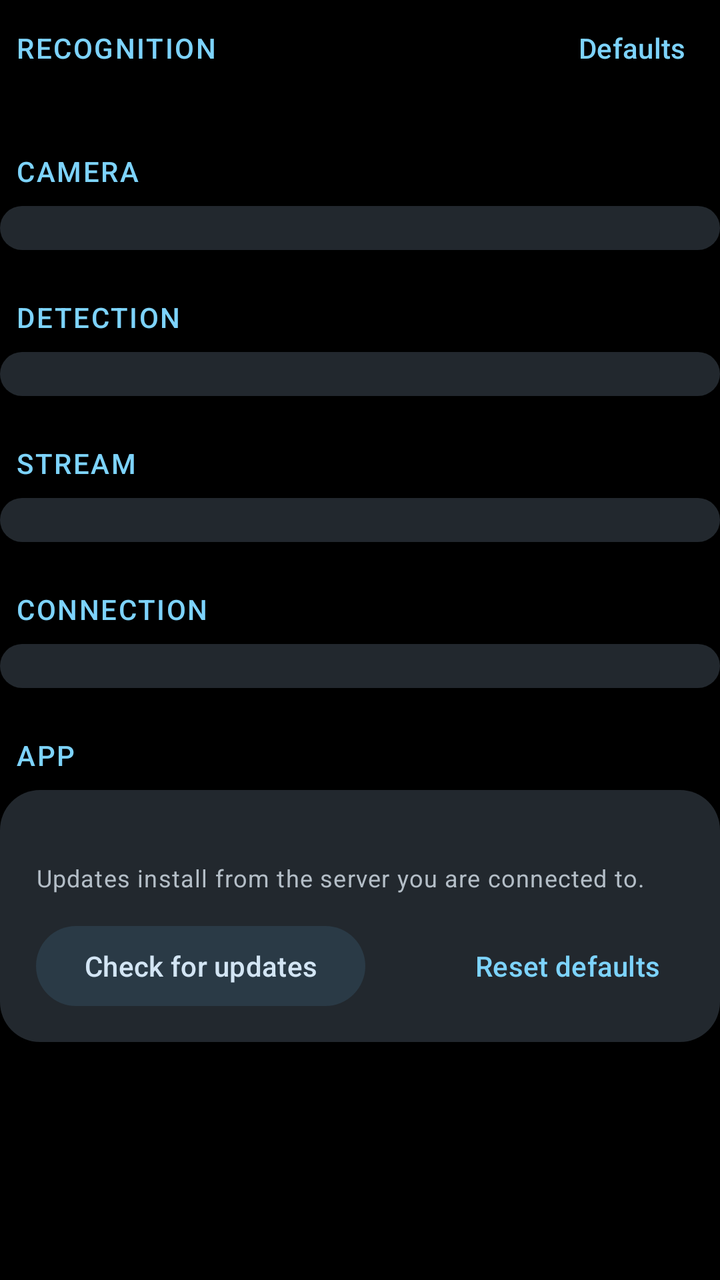
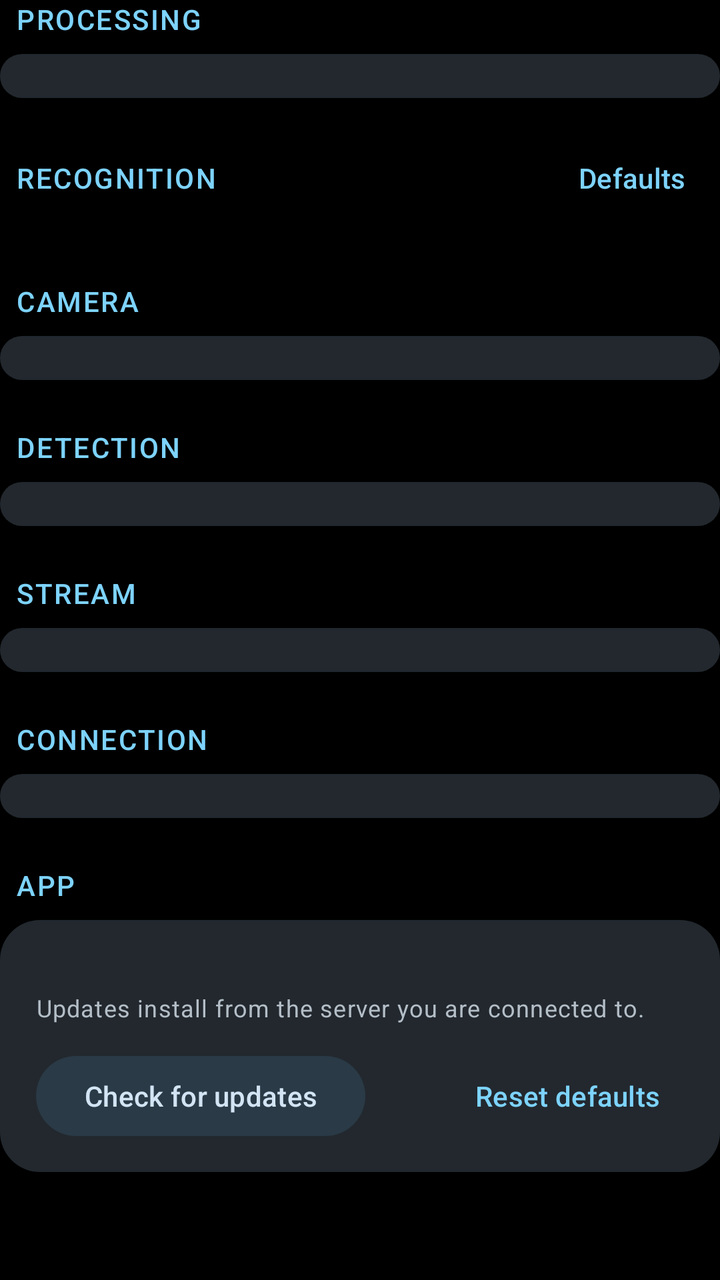

The first picture is an Android layout as it rendered before a commit; the second is the same layout after the commit. The layout source and the unified diff follow.
<!-- AndroidManifest.xml: application theme Theme.GlassVision -->
<!-- res/layout/sheet_settings_body.xml -->
<?xml version="1.0" encoding="utf-8"?>
<LinearLayout xmlns:android="http://schemas.android.com/apk/res/android"
    android:layout_width="match_parent"
    android:layout_height="wrap_content"
    android:orientation="vertical">

    <LinearLayout
        android:id="@+id/section_recognition"
        android:layout_width="match_parent"
        android:layout_height="wrap_content"
        android:orientation="vertical">

        <LinearLayout
            android:layout_width="match_parent"
            android:layout_height="wrap_content"
            android:gravity="center_vertical"
            android:orientation="horizontal"
            android:paddingStart="8dp"
            android:paddingEnd="0dp">

            <TextView
                android:layout_width="0dp"
                android:layout_height="wrap_content"
                android:layout_weight="1"
                android:text="@string/settings_section_recognition"
                android:textAppearance="@style/TextAppearance.GlassVision.SectionHeader" />

            <com.google.android.material.button.MaterialButton
                android:id="@+id/recognition_defaults"
                style="@style/Widget.Material3.Button.TextButton"
                android:layout_width="wrap_content"
                android:layout_height="wrap_content"
                android:minHeight="48dp"
                android:text="@string/recognition_defaults" />
        </LinearLayout>

        <LinearLayout
            android:id="@+id/recognition_cards"
            android:layout_width="match_parent"
            android:layout_height="wrap_content"
            android:layout_marginTop="4dp"
            android:orientation="vertical" />
    </LinearLayout>

    <LinearLayout
        android:id="@+id/section_camera"
        style="@style/Widget.GlassVision.SettingsSection">

        <TextView
            style="@style/Widget.GlassVision.SettingsHeader"
            android:text="@string/settings_section_camera" />

        <LinearLayout
            android:id="@+id/camera_group"
            style="@style/Widget.GlassVision.SettingsGroup" />
    </LinearLayout>

    <LinearLayout
        android:id="@+id/section_detection"
        style="@style/Widget.GlassVision.SettingsSection">

        <TextView
            style="@style/Widget.GlassVision.SettingsHeader"
            android:text="@string/settings_section_detection" />

        <LinearLayout
            android:id="@+id/detection_group"
            style="@style/Widget.GlassVision.SettingsGroup" />
    </LinearLayout>

    <LinearLayout
        android:id="@+id/section_stream"
        style="@style/Widget.GlassVision.SettingsSection">

        <TextView
            style="@style/Widget.GlassVision.SettingsHeader"
            android:text="@string/settings_section_stream" />

        <LinearLayout
            android:id="@+id/stream_group"
            style="@style/Widget.GlassVision.SettingsGroup" />
    </LinearLayout>

    <LinearLayout
        android:id="@+id/section_connection"
        style="@style/Widget.GlassVision.SettingsSection">

        <TextView
            style="@style/Widget.GlassVision.SettingsHeader"
            android:text="@string/settings_section_connection" />

        <LinearLayout
            android:id="@+id/connection_group"
            style="@style/Widget.GlassVision.SettingsGroup" />
    </LinearLayout>

    <LinearLayout
        android:id="@+id/section_app"
        style="@style/Widget.GlassVision.SettingsSection">

        <TextView
            style="@style/Widget.GlassVision.SettingsHeader"
            android:text="@string/settings_section_app" />

        <LinearLayout style="@style/Widget.GlassVision.SettingsGroup">

            <TextView
                android:id="@+id/version_label"
                android:layout_width="wrap_content"
                android:layout_height="wrap_content"
                android:layout_marginTop="4dp"
                android:textAppearance="?attr/textAppearanceTitleMedium"
                android:textColor="?attr/colorOnSurface" />

            <TextView
                android:layout_width="wrap_content"
                android:layout_height="wrap_content"
                android:layout_marginTop="2dp"
                android:text="@string/settings_version_detail"
                android:textAppearance="?attr/textAppearanceBodySmall"
                android:textColor="?attr/colorOnSurfaceVariant" />

            <LinearLayout
                android:layout_width="match_parent"
                android:layout_height="wrap_content"
                android:layout_marginTop="12dp"
                android:orientation="horizontal">

                <com.google.android.material.button.MaterialButton
                    android:id="@+id/check_updates_button"
                    style="@style/Widget.Material3.Button.TonalButton"
                    android:layout_width="wrap_content"
                    android:layout_height="wrap_content"
                    android:minHeight="48dp"
                    android:text="@string/settings_check_updates" />

                <Space
                    android:layout_width="0dp"
                    android:layout_height="0dp"
                    android:layout_weight="1" />

                <com.google.android.material.button.MaterialButton
                    android:id="@+id/reset_button"
                    style="@style/Widget.Material3.Button.TextButton"
                    android:layout_width="wrap_content"
                    android:layout_height="wrap_content"
                    android:minHeight="48dp"
                    android:text="@string/settings_reset" />
            </LinearLayout>
        </LinearLayout>
    </LinearLayout>
</LinearLayout>
<!-- resources referenced by this layout -->
<resources>
  <string name="recognition_defaults">Defaults</string>
  <string name="settings_check_updates">Check for updates</string>
  <string name="settings_reset">Reset defaults</string>
  <string name="settings_section_app">APP</string>
  <string name="settings_section_camera">CAMERA</string>
  <string name="settings_section_connection">CONNECTION</string>
  <string name="settings_section_detection">DETECTION</string>
  <string name="settings_section_recognition">RECOGNITION</string>
  <string name="settings_section_stream">STREAM</string>
  <string name="settings_version_detail">Updates install from the server you are connected to.</string>
  <style name="TextAppearance.GlassVision.SectionHeader" parent="TextAppearance.Material3.LabelLarge">
          <item name="android:textColor">?attr/colorPrimary</item>
          <item name="android:letterSpacing">0.06</item>
      </style>
  <style name="Widget.GlassVision.SettingsHeader" parent="">
          <item name="android:layout_width">wrap_content</item>
          <item name="android:layout_height">wrap_content</item>
          <item name="android:layout_marginTop">24dp</item>
          <item name="android:layout_marginBottom">8dp</item>
          <item name="android:paddingStart">8dp</item>
          <item name="android:textAppearance">@style/TextAppearance.GlassVision.SectionHeader</item>
      </style>
  <style name="Widget.GlassVision.SettingsSection" parent="">
          <item name="android:layout_width">match_parent</item>
          <item name="android:layout_height">wrap_content</item>
          <item name="android:orientation">vertical</item>
      </style>
  <!-- drawable settings_group_bg (drawable) -->
  <?xml version="1.0" encoding="utf-8"?>
  <shape xmlns:android="http://schemas.android.com/apk/res/android" android:shape="rectangle">
      <solid android:color="@color/gv_surface_container_high" />
      <corners android:radius="20dp" />
  </shape>
  <color name="gv_primary">#FF7DD3FC</color>
  <color name="gv_on_primary">#FF00344A</color>
  <color name="gv_primary_container">#FF0B4A66</color>
  <color name="gv_on_primary_container">#FFC9EEFF</color>
  <color name="gv_secondary">#FFB6C9D8</color>
  <color name="gv_on_secondary">#FF20333F</color>
  <color name="gv_secondary_container">#FF2A3A46</color>
  <color name="gv_on_secondary_container">#FFD3E5F4</color>
  <color name="gv_background">#FF0B0E11</color>
  <color name="gv_on_surface">#FFE2E6EA</color>
  <color name="gv_surface">#FF111418</color>
  <color name="gv_surface_variant">#FF3E474F</color>
  <color name="gv_on_surface_variant">#FFB4BEC7</color>
  <color name="gv_outline">#FF7F8992</color>
  <color name="gv_outline_variant">#FF353D44</color>
  <color name="gv_surface_container_lowest">#FF0C0F12</color>
  <color name="gv_surface_container_low">#FF171B1F</color>
  <color name="gv_surface_container">#FF1B2025</color>
  <color name="gv_surface_container_high">#FF22282E</color>
  <color name="gv_surface_container_highest">#FF2C3339</color>
  <color name="gv_error">#FFFFB4AB</color>
  <color name="gv_on_error">#FF690005</color>
  <color name="gv_error_container">#FF8C1D18</color>
  <color name="gv_on_error_container">#FFFFDAD6</color>
  <color name="black">#FF000000</color>
  <style name="ThemeOverlay.GlassVision.BottomSheetDialog" parent="ThemeOverlay.Material3.BottomSheetDialog">
          <item name="bottomSheetStyle">@style/Widget.GlassVision.BottomSheet</item>
          <item name="android:navigationBarColor">@color/gv_sheet</item>
      </style>
  <style name="Widget.GlassVision.BottomSheet" parent="Widget.Material3.BottomSheet.Modal">
          <item name="backgroundTint">@android:color/transparent</item>
      </style>
  <color name="gv_sheet">#FA161A1E</color>
  <!-- unchanged entries left out for length: 2 -->
</resources>

<!-- the commit's change to res/layout/sheet_settings_body.xml (unified diff, before → after) -->
@@ -3,6 +3,22 @@
     android:layout_width="match_parent"
     android:layout_height="wrap_content"
     android:orientation="vertical">
+
+    
+    <LinearLayout
+        android:id="@+id/section_processing"
+        style="@style/Widget.GlassVision.SettingsSection"
+        android:layout_marginBottom="16dp">
+
+        <TextView
+            style="@style/Widget.GlassVision.SettingsHeader"
+            android:layout_marginTop="0dp"
+            android:text="@string/settings_section_processing" />
+
+        <LinearLayout
+            android:id="@+id/processing_group"
+            style="@style/Widget.GlassVision.SettingsGroup" />
+    </LinearLayout>
 
     <LinearLayout
         android:id="@+id/section_recognition"
@@ -113,6 +129,7 @@
                 android:textColor="?attr/colorOnSurface" />
 
             <TextView
+                android:id="@+id/version_detail"
                 android:layout_width="wrap_content"
                 android:layout_height="wrap_content"
                 android:layout_marginTop="2dp"
<!-- resource entries referenced after the edit -->
@@ -7,6 +7,7 @@
   <string name="settings_section_camera">CAMERA</string>
   <string name="settings_section_connection">CONNECTION</string>
   <string name="settings_section_detection">DETECTION</string>
+  <string name="settings_section_processing">PROCESSING</string>
   <string name="settings_section_recognition">RECOGNITION</string>
   <string name="settings_section_stream">STREAM</string>
   <string name="settings_version_detail">Updates install from the server you are connected to.</string>
